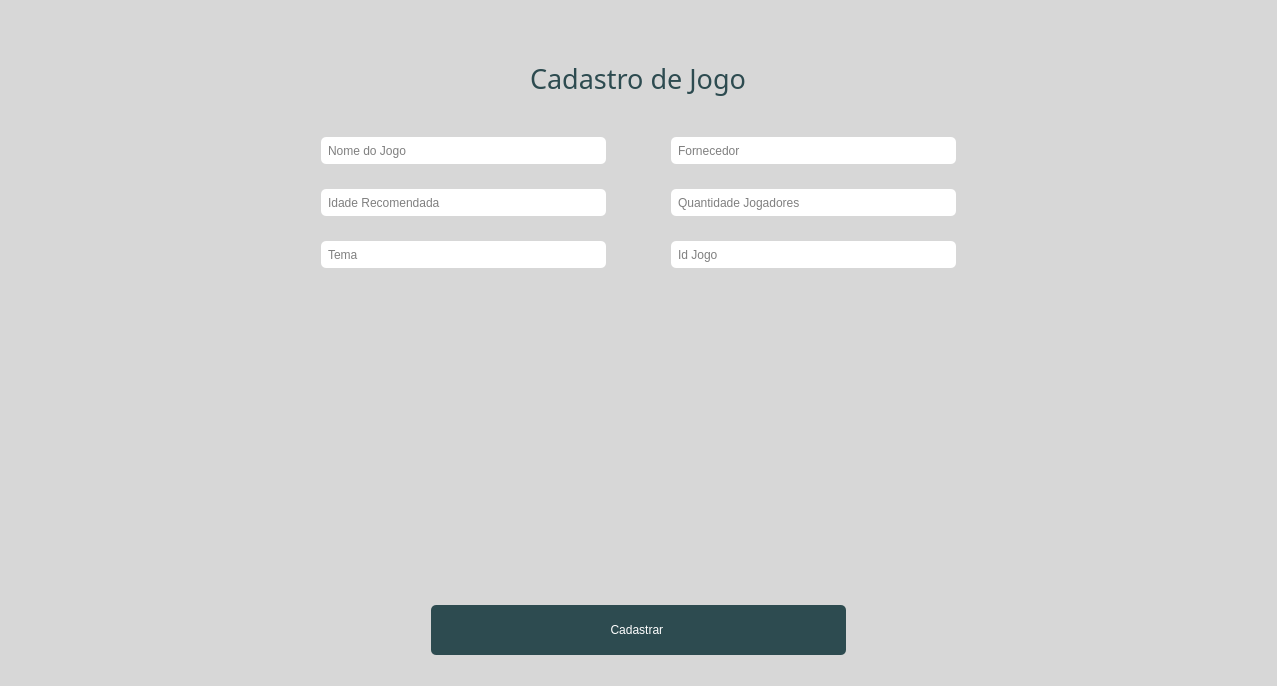
JBrunoBarbosa/Vissios-Games, file gamemanagementwindow.ui: the form before one commit.
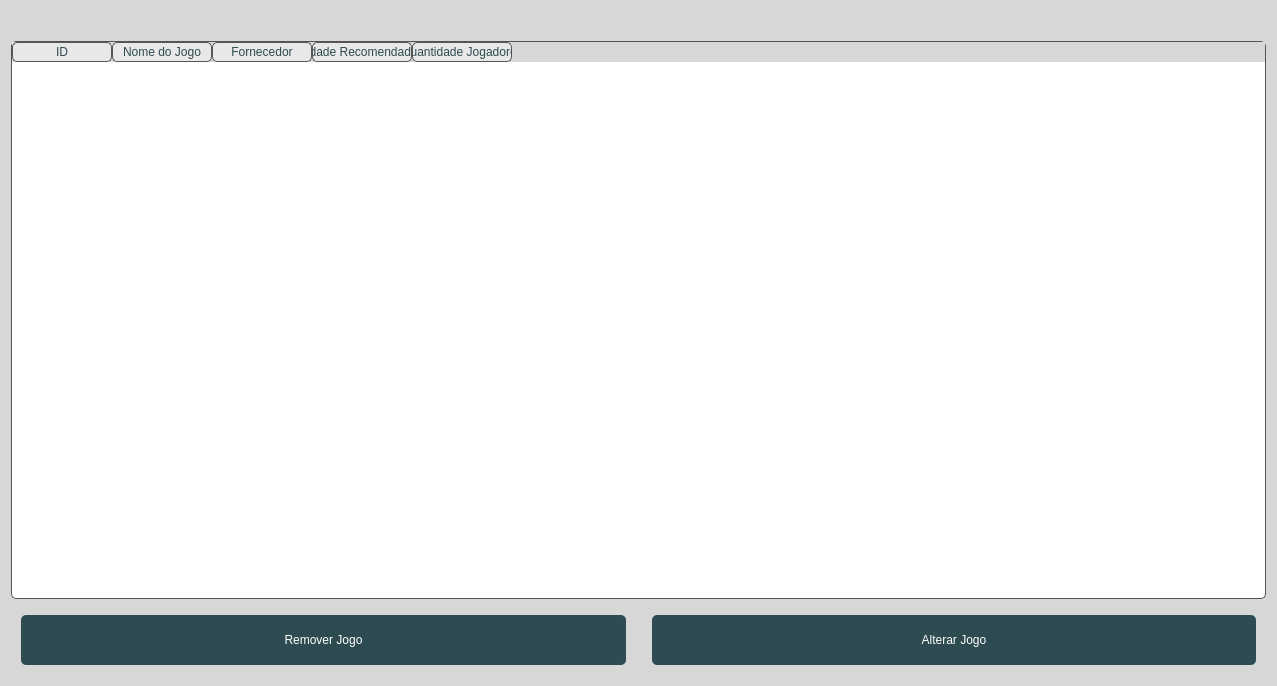
The form after the commit. Icons and pictures are not drawn.

Commit message: remove game

What changed in the file:
```diff
--- a/gamemanagementwindow.ui
+++ b/gamemanagementwindow.ui
@@ -20,17 +20,21 @@
     }
     QLabel {
         color: #2D4B50;
+        font-family: "Arial Black";
         margin: 5px;
-        font-family: &quot;Arial Black&quot;;
+        min-width: 300px; /* Isso pode não funcionar como esperado para QLabel no styleSheet */
+    }
+    QPushButton, QLineEdit, QDateEdit, QComboBox {
+        color: #2D4B50;
+        font-family: "Arial Black";
+        margin: 5px;
     }
     QLineEdit, QDateEdit, QComboBox {
         background-color: #fff;
-        color: black;
+        border: 1px solid #555;
         border-radius: 5px;
         padding: 1px 5px;
-        margin: 5px;
         height: 25px;
-        font-family: &quot;Arial&quot;;
     }
     QPushButton {
         background-color: #2D4B50;
@@ -39,55 +43,74 @@
         padding: 5px;
         margin: 10px;
         height: 40px;
-        font-family: &quot;Arial Black&quot;;
     }
     QPushButton:hover {
         background-color: #6C6C69;
     }
-    QTableWidget {
-        background-color: #3C3C39;
-        color: white;
+    QTableWidget, QTableWidget QHeaderView::section, QTableWidget::item {
+        background-color: #fff;
+        color: #2D4B50;
         border: 1px solid #555;
         border-radius: 5px;
-        font-family: &quot;Arial Black&quot;;
     }
     QTableWidget QHeaderView::section {
-        background-color: #5C5C59;
-        color: white;
-        font-family: &quot;Arial Black&quot;;
-    }
-    QTableWidget QHeaderView::section:checked {
-        background-color: #6C6C69;
-    }
-    QTableWidget::item {
-        background-color: #3C3C39;
-        color: white;
+        background-color: #E8E8E8; /* Um pouco mais claro que #D7D7D7 para contraste */
+        color: #2D4B50;
     }
    </string>
   </property>
   <layout class="QVBoxLayout" name="verticalLayout">
-   <property name="spacing">
-    <number>10</number>
-   </property>
+   <item alignment="Qt::AlignHCenter|Qt::AlignVCenter">
+    <widget class="QLabel" name="label">
+     <property name="text">
+      <string/>
+     </property>
+     <property name="pixmap">
+      <pixmap resource="logo.qrc">:/res/assets/logo.png</pixmap>
+     </property>
+    </widget>
+   </item>
    <item>
-    <layout class="QHBoxLayout" name="horizontalLayout">
+    <widget class="QTableWidget" name="tableWidget">
+     <property name="rowCount">
+      <number>0</number>
+     </property>
+     <property name="columnCount">
+      <number>5</number>
+     </property>
+     <column>
+      <property name="text">
+       <string>ID</string>
+      </property>
+     </column>
+     <column>
+      <property name="text">
+       <string>Nome do Jogo</string>
+      </property>
+     </column>
+     <column>
+      <property name="text">
+       <string>Fornecedor</string>
+      </property>
+     </column>
+     <column>
+      <property name="text">
+       <string>Idade Recomendada</string>
+      </property>
+     </column>
+     <column>
+      <property name="text">
+       <string>Quantidade Jogadores</string>
+      </property>
+     </column>
+    </widget>
+   </item>
+   <item>
+    <layout class="QHBoxLayout">
      <item>
-      <spacer name="horizontalSpacer">
-       <property name="orientation">
-        <enum>Qt::Horizontal</enum>
-       </property>
-       <property name="sizeHint" stdset="0">
-        <size>
-         <width>40</width>
-         <height>20</height>
-        </size>
-       </property>
-      </spacer>
-     </item>
-     <item>
-      <widget class="QLabel" name="label_2">
+      <widget class="QPushButton" name="buttonRemoveGame">
        <property name="text">
-        <string/>
+        <string>Remover Jogo</string>
        </property>
        <property name="pixmap">
         <pixmap resource="logo.qrc">:/res/assets/logo.png</pixmap>
@@ -95,218 +118,14 @@
       </widget>
      </item>
      <item>
-      <spacer name="horizontalSpacer_2">
-       <property name="orientation">
-        <enum>Qt::Horizontal</enum>
+      <widget class="QPushButton" name="buttonModifyGame">
+       <property name="text">
+        <string>Alterar Jogo</string>
        </property>
-       <property name="sizeHint" stdset="0">
-        <size>
-         <width>40</width>
-         <height>20</height>
-        </size>
-       </property>
-      </spacer>
+      </widget>
      </item>
     </layout>
    </item>
-   <item>
-    <widget class="QWidget" name="formContainer" native="true">
-     <layout class="QVBoxLayout" name="verticalLayoutContainer">
-      <property name="spacing">
-       <number>10</number>
-      </property>
-      <property name="margin" stdset="0">
-       <number>10</number>
-      </property>
-      <item alignment="Qt::AlignHCenter">
-       <widget class="QLabel" name="label">
-        <property name="font">
-         <font>
-          <family>Arial Black</family>
-          <pointsize>20</pointsize>
-          <bold>false</bold>
-         </font>
-        </property>
-        <property name="text">
-         <string>Cadastro de Jogo</string>
-        </property>
-       </widget>
-      </item>
-      <item>
-       <spacer name="verticalSpacer_2">
-        <property name="orientation">
-         <enum>Qt::Vertical</enum>
-        </property>
-        <property name="sizeType">
-         <enum>QSizePolicy::Fixed</enum>
-        </property>
-        <property name="sizeHint" stdset="0">
-         <size>
-          <width>10</width>
-          <height>20</height>
-         </size>
-        </property>
-       </spacer>
-      </item>
-      <item>
-       <layout class="QGridLayout" name="formLayout">
-        <property name="spacing">
-         <number>15</number>
-        </property>
-        <item row="2" column="1">
-         <widget class="QLineEdit" name="editEmail">
-          <property name="placeholderText">
-           <string>Tema</string>
-          </property>
-         </widget>
-        </item>
-        <item row="0" column="2">
-         <spacer name="horizontalSpacer_5">
-          <property name="orientation">
-           <enum>Qt::Horizontal</enum>
-          </property>
-          <property name="sizeType">
-           <enum>QSizePolicy::Preferred</enum>
-          </property>
-          <property name="sizeHint" stdset="0">
-           <size>
-            <width>40</width>
-            <height>20</height>
-           </size>
-          </property>
-         </spacer>
-        </item>
-        <item row="0" column="0">
-         <spacer name="horizontalSpacer_6">
-          <property name="orientation">
-           <enum>Qt::Horizontal</enum>
-          </property>
-          <property name="sizeHint" stdset="0">
-           <size>
-            <width>40</width>
-            <height>20</height>
-           </size>
-          </property>
-         </spacer>
-        </item>
-        <item row="0" column="3">
-         <widget class="QLineEdit" name="editCpf_4">
-          <property name="placeholderText">
-           <string>Fornecedor</string>
-          </property>
-         </widget>
-        </item>
-        <item row="1" column="1">
-         <widget class="QLineEdit" name="editCpf">
-          <property name="placeholderText">
-           <string>Idade Recomendada</string>
-          </property>
-         </widget>
-        </item>
-        <item row="1" column="3">
-         <widget class="QLineEdit" name="editCpf_3">
-          <property name="placeholderText">
-           <string>Quantidade Jogadores</string>
-          </property>
-         </widget>
-        </item>
-        <item row="2" column="3">
-         <widget class="QLineEdit" name="editCpf_2">
-          <property name="placeholderText">
-           <string>Id Jogo</string>
-          </property>
-         </widget>
-        </item>
-        <item row="0" column="1">
-         <widget class="QLineEdit" name="editName">
-          <property name="inputMask">
-           <string/>
-          </property>
-          <property name="text">
-           <string/>
-          </property>
-          <property name="placeholderText">
-           <string>Nome do Jogo</string>
-          </property>
-         </widget>
-        </item>
-        <item row="1" column="4">
-         <spacer name="horizontalSpacer_7">
-          <property name="orientation">
-           <enum>Qt::Horizontal</enum>
-          </property>
-          <property name="sizeHint" stdset="0">
-           <size>
-            <width>40</width>
-            <height>20</height>
-           </size>
-          </property>
-         </spacer>
-        </item>
-       </layout>
-      </item>
-      <item>
-       <spacer name="verticalSpacer">
-        <property name="orientation">
-         <enum>Qt::Vertical</enum>
-        </property>
-        <property name="sizeHint" stdset="0">
-         <size>
-          <width>20</width>
-          <height>40</height>
-         </size>
-        </property>
-       </spacer>
-      </item>
-      <item>
-       <layout class="QHBoxLayout" name="buttonLayout">
-        <property name="spacing">
-         <number>10</number>
-        </property>
-        <item>
-         <spacer name="horizontalSpacer_3">
-          <property name="orientation">
-           <enum>Qt::Horizontal</enum>
-          </property>
-          <property name="sizeType">
-           <enum>QSizePolicy::Fixed</enum>
-          </property>
-          <property name="sizeHint" stdset="0">
-           <size>
-            <width>400</width>
-            <height>20</height>
-           </size>
-          </property>
-         </spacer>
-        </item>
-        <item>
-         <widget class="QPushButton" name="buttonSubmit">
-          <property name="text">
-           <string>Cadastrar </string>
-          </property>
-         </widget>
-        </item>
-        <item>
-         <spacer name="horizontalSpacer_4">
-          <property name="orientation">
-           <enum>Qt::Horizontal</enum>
-          </property>
-          <property name="sizeType">
-           <enum>QSizePolicy::Fixed</enum>
-          </property>
-          <property name="sizeHint" stdset="0">
-           <size>
-            <width>400</width>
-            <height>20</height>
-           </size>
-          </property>
-         </spacer>
-        </item>
-       </layout>
-      </item>
-     </layout>
-    </widget>
-   </item>
   </layout>
  </widget>
  <layoutdefault spacing="6" margin="11"/>
```
Left out of the diff: 5 changed lines with no effect on the pictures. The commit also changes 9 other files.
